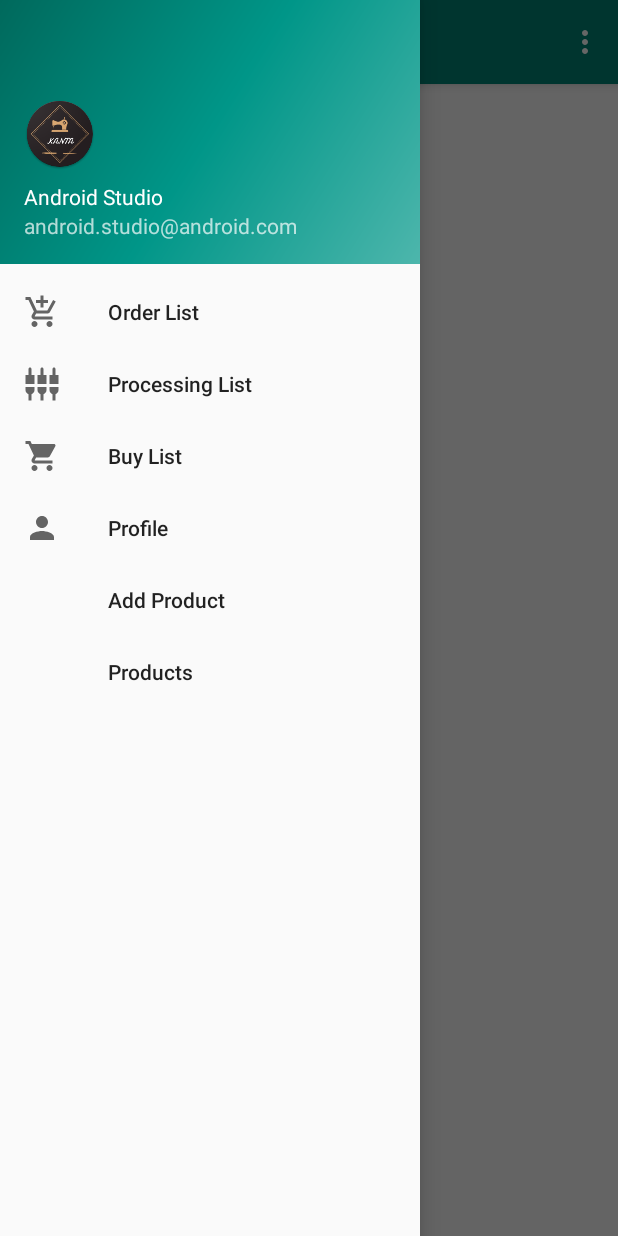
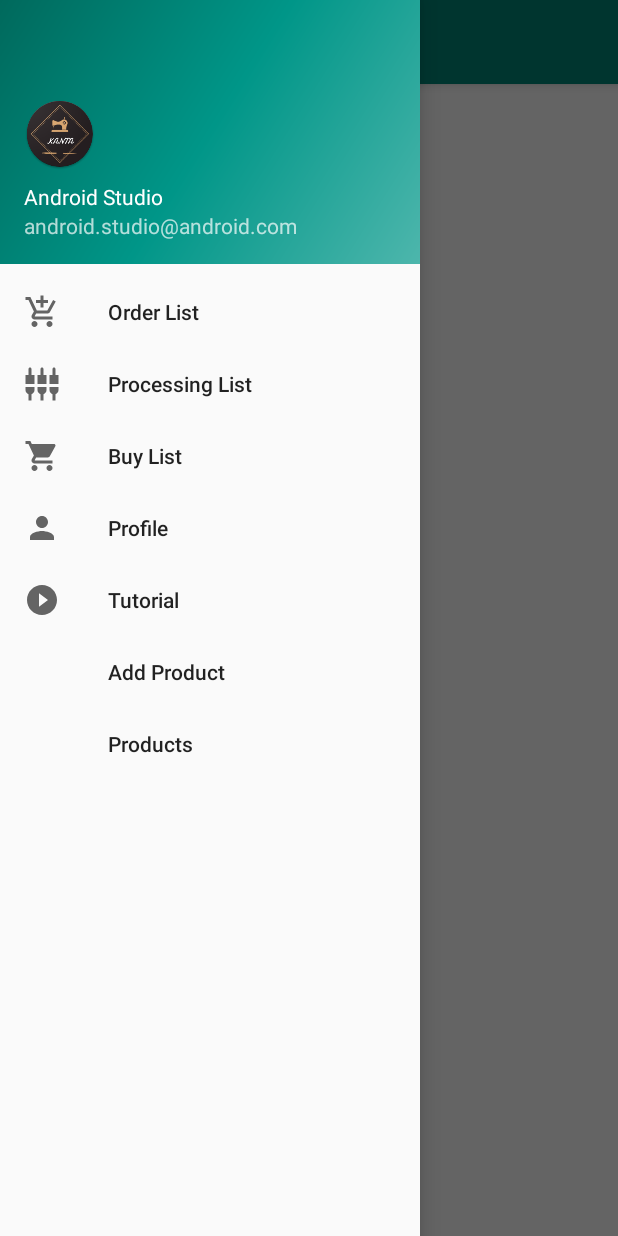
Before and after one commit to sazal-ns/KANTA2, an Android app: the screen it shows after launch once a user with an empty profile is signed in (MainActivity), with the side drawer open, on a phone screen of 412 x 824 dp. Run offline under Robolectric (Android 15) with nearby library versions, the phone set to English and light mode, and no system bars; our stand-ins replace Firebase (no records; nobody signed in at launch, a user with empty details on screens opened directly); libraries missing offline, so code that uses them is left out: com.rilixtech; 3 statements that could not run were skipped.

Commit message:
YouTube Added

```diff
--- a/app/src/main/java/com/brosolved/siddiqui/kanta/MainActivity.java
+++ b/app/src/main/java/com/brosolved/siddiqui/kanta/MainActivity.java
@@ -4,7 +4,6 @@ import android.Manifest;
 import android.content.Intent;
 import android.os.Bundle;
 import android.util.Log;
-import android.view.Menu;
 import android.view.MenuItem;
 import android.view.View;
 import android.widget.TextView;
@@ -12,6 +11,7 @@ import android.widget.TextView;
 import com.brosolved.siddiqui.kanta.fragments.HomeFragment;
 import com.brosolved.siddiqui.kanta.fragments.ProfileFragment;
 import com.brosolved.siddiqui.kanta.fragments.ShopProductFragment;
+import com.brosolved.siddiqui.kanta.fragments.YoutubeFragment;
 import com.brosolved.siddiqui.kanta.models.MutableUser;
 import com.brosolved.siddiqui.kanta.models.User;
 import com.brosolved.siddiqui.kanta.models.UserInfo;
@@ -107,27 +107,6 @@ public class MainActivity extends AppCompatActivity
         }
     }
 
-    @Override
-    public boolean onCreateOptionsMenu(Menu menu) {
-        // Inflate the menu; this adds items to the action bar if it is present.
-        getMenuInflater().inflate(R.menu.main, menu);
-        return true;
-    }
-
-    @Override
-    public boolean onOptionsItemSelected(MenuItem item) {
-        // Handle action bar item clicks here. The action bar will
-        // automatically handle clicks on the Home/Up button, so long
-        // as you specify a parent activity in AndroidManifest.xml.
-        int id = item.getItemId();
-
-        //noinspection SimplifiableIfStatement
-        if (id == R.id.action_settings) {
-            return true;
-        }
-
-        return super.onOptionsItemSelected(item);
-    }
 
     @SuppressWarnings("StatementWithEmptyBody")
     @Override
@@ -147,6 +126,8 @@ public class MainActivity extends AppCompatActivity
             startActivity(new Intent(MainActivity.this, ProductAddActivity.class));
         else if (id == R.id.nav_shop_product)
             openFragment(new ShopProductFragment());
+        else if (id == R.id.nav_youtube)
+            openFragment(new YoutubeFragment());
 
         DrawerLayout drawer = findViewById(R.id.drawer_layout);
         drawer.closeDrawer(GravityCompat.START);
--- /dev/null
+++ b/app/src/main/res/drawable/ic_add_shopping_cart_white_24dp.xml
@@ -0,0 +1,5 @@
+<vector android:height="24dp" android:tint="#FFFFFF"
+    android:viewportHeight="24.0" android:viewportWidth="24.0"
+    android:width="24dp" xmlns:android="http://schemas.android.com/apk/res/android">
+    <path android:fillColor="#FF000000" android:pathData="M11,9h2L13,6h3L16,4h-3L13,1h-2v3L8,4v2h3v3zM7,18c-1.1,0 -1.99,0.9 -1.99,2S5.9,22 7,22s2,-0.9 2,-2 -0.9,-2 -2,-2zM17,18c-1.1,0 -1.99,0.9 -1.99,2s0.89,2 1.99,2 2,-0.9 2,-2 -0.9,-2 -2,-2zM7.17,14.75l0.03,-0.12 0.9,-1.63h7.45c0.75,0 1.41,-0.41 1.75,-1.03l3.86,-7.01L19.42,4h-0.01l-1.1,2 -2.76,5L8.53,11l-0.13,-0.27L6.16,6l-0.95,-2 -0.94,-2L1,2v2h2l3.6,7.59 -1.35,2.45c-0.16,0.28 -0.25,0.61 -0.25,0.96 0,1.1 0.9,2 2,2h12v-2L7.42,15c-0.13,0 -0.25,-0.11 -0.25,-0.25z"/>
+</vector>
--- /dev/null
+++ b/app/src/main/res/drawable/ic_play_circle_filled_black_24dp.xml
@@ -0,0 +1,9 @@
+<vector xmlns:android="http://schemas.android.com/apk/res/android"
+        android:width="24dp"
+        android:height="24dp"
+        android:viewportWidth="24.0"
+        android:viewportHeight="24.0">
+    <path
+        android:fillColor="#FF000000"
+        android:pathData="M12,2C6.48,2 2,6.48 2,12s4.48,10 10,10 10,-4.48 10,-10S17.52,2 12,2zM10,16.5v-9l6,4.5 -6,4.5z"/>
+</vector>
--- a/app/src/main/res/menu/activity_main_drawer.xml
+++ b/app/src/main/res/menu/activity_main_drawer.xml
@@ -23,6 +23,11 @@
             android:title="Profile" />
 
         <item
+            android:id="@+id/nav_youtube"
+            android:icon="@drawable/ic_play_circle_filled_black_24dp"
+            android:title="Tutorial"/>
+
+        <item
             android:id="@+id/nav_add_product"
             android:title="Add Product"/>
 
--- a/app/src/main/res/menu/main.xml
+++ /dev/null
@@ -1,9 +0,0 @@
-<?xml version="1.0" encoding="utf-8"?>
-<menu xmlns:android="http://schemas.android.com/apk/res/android"
-    xmlns:app="http://schemas.android.com/apk/res-auto">
-    <item
-        android:id="@+id/action_settings"
-        android:orderInCategory="100"
-        android:title="@string/action_settings"
-        app:showAsAction="never" />
-</menu>
```
Also changed, not shown: app/src/main/java/com/brosolved/siddiqui/kanta/DetailsActivity.java (+12 -3 lines), app/src/main/java/com/brosolved/siddiqui/kanta/fragments/YoutubeFragment.java (added, +145 -0 lines), app/src/main/res/layout/fragment_details.xml (+11 -10 lines), app/src/main/res/layout/fragment_youtube.xml (added, +15 -0 lines), app/src/main/res/layout/product_card.xml (+4 -3 lines), app/src/main/res/menu/menu_details.xml (deleted, +0 -10 lines).
